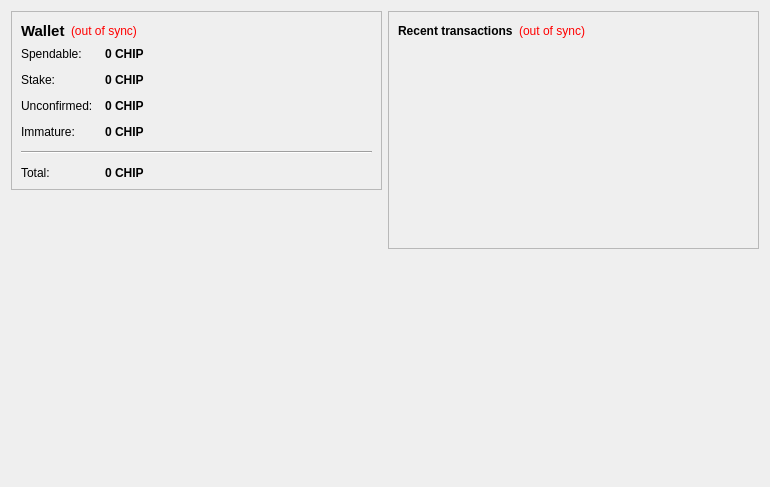
Above: src/qt/forms/overviewpage.ui from BlockPioneers/chipcoin_old_x11_pos before the change. Below: the same form after it.
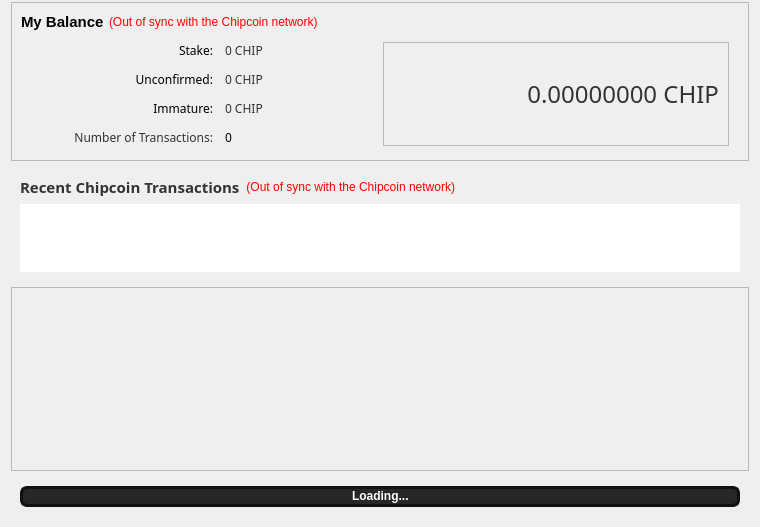
That is the form after the change. Custom widgets are drawn as their Qt base class.

Patch:
```diff
--- a/src/qt/forms/overviewpage.ui
+++ b/src/qt/forms/overviewpage.ui
@@ -6,72 +6,90 @@
    <rect>
     <x>0</x>
     <y>0</y>
-    <width>770</width>
-    <height>487</height>
+    <width>760</width>
+    <height>397</height>
    </rect>
   </property>
   <property name="windowTitle">
    <string>Form</string>
   </property>
-  <layout class="QHBoxLayout" name="horizontalLayout" stretch="1,1">
+  <layout class="QVBoxLayout" name="verticalLayout_5" stretch="0,1,0">
+   <property name="topMargin">
+    <number>2</number>
+   </property>
    <item>
-    <layout class="QVBoxLayout" name="verticalLayout_2">
-     <item>
-      <widget class="QFrame" name="frame">
-       <property name="frameShape">
-        <enum>QFrame::StyledPanel</enum>
-       </property>
-       <property name="frameShadow">
-        <enum>QFrame::Raised</enum>
-       </property>
-       <layout class="QVBoxLayout" name="verticalLayout_4">
+    <widget class="QFrame" name="frameTop">
+     <property name="frameShape">
+      <enum>QFrame::StyledPanel</enum>
+     </property>
+     <property name="frameShadow">
+      <enum>QFrame::Raised</enum>
+     </property>
+     <layout class="QVBoxLayout" name="verticalLayout_4">
+      <property name="spacing">
+       <number>5</number>
+      </property>
+      <item>
+       <layout class="QHBoxLayout" name="horizontalLayout_4">
         <item>
-         <layout class="QHBoxLayout" name="horizontalLayout_4">
-          <item>
-           <widget class="QLabel" name="label_5">
-            <property name="font">
-             <font>
-              <pointsize>11</pointsize>
-              <weight>75</weight>
-              <bold>true</bold>
-             </font>
-            </property>
-            <property name="text">
-             <string>Wallet</string>
-            </property>
-           </widget>
-          </item>
-          <item>
-           <widget class="QLabel" name="labelWalletStatus">
-            <property name="toolTip">
-             <string>The displayed information may be out of date. Your wallet automatically synchronizes with the Chipcoin network after a connection is established, but this process has not completed yet.</string>
-            </property>
-            <property name="styleSheet">
-             <string notr="true">QLabel { color: red; }</string>
-            </property>
-            <property name="text">
-             <string notr="true">(out of sync)</string>
-            </property>
-            <property name="alignment">
-             <set>Qt::AlignLeading|Qt::AlignLeft|Qt::AlignVCenter</set>
-            </property>
-           </widget>
-          </item>
-          <item>
-           <spacer name="horizontalSpacer_2">
-            <property name="orientation">
-             <enum>Qt::Horizontal</enum>
-            </property>
-            <property name="sizeHint" stdset="0">
-             <size>
-              <width>40</width>
-              <height>20</height>
-             </size>
-            </property>
-           </spacer>
-          </item>
-         </layout>
+         <widget class="QLabel" name="label_5">
+          <property name="font">
+           <font>
+            <pointsize>11</pointsize>
+            <weight>75</weight>
+            <bold>true</bold>
+           </font>
+          </property>
+          <property name="text">
+           <string>My Balance</string>
+          </property>
+         </widget>
         </item>
+        <item>
+         <widget class="QLabel" name="labelWalletStatus">
+          <property name="toolTip">
+           <string>The displayed information may be out of date. Your wallet automatically synchronizes with the Chipcoin network after a connection is established, but this process has not completed yet.</string>
+          </property>
+          <property name="styleSheet">
+           <string notr="true">QLabel { color: red; }</string>
+          </property>
+          <property name="text">
+           <string notr="true">(Out of sync with the Chipcoin network)</string>
+          </property>
+          <property name="alignment">
+           <set>Qt::AlignLeading|Qt::AlignLeft|Qt::AlignVCenter</set>
+          </property>
+         </widget>
+        </item>
+        <item>
+         <spacer name="horizontalSpacer_2">
+          <property name="orientation">
+           <enum>Qt::Horizontal</enum>
+          </property>
+          <property name="sizeHint" stdset="0">
+           <size>
+            <width>40</width>
+            <height>20</height>
+           </size>
+          </property>
+         </spacer>
+        </item>
+       </layout>
+      </item>
+      <item>
+       <layout class="QHBoxLayout" name="horizontalLayout">
+        <property name="leftMargin">
+         <number>10</number>
+        </property>
+        <property name="topMargin">
+         <number>5</number>
+        </property>
+        <property name="rightMargin">
+         <number>10</number>
+        </property>
+        <property name="bottomMargin">
+         <number>5</number>
+        </property>
         <item>
          <layout class="QFormLayout" name="formLayout_2">
           <property name="fieldGrowthPolicy">
@@ -84,47 +102,43 @@
            <number>12</number>
           </property>
           <item row="0" column="0">
-           <widget class="QLabel" name="label">
-            <property name="text">
-             <string>Spendable:</string>
-            </property>
-           </widget>
-          </item>
-          <item row="0" column="1">
-           <widget class="QLabel" name="labelBalance">
-            <property name="font">
-             <font>
-              <weight>75</weight>
-              <bold>true</bold>
-             </font>
-            </property>
-            <property name="cursor">
-             <cursorShape>IBeamCursor</cursorShape>
-            </property>
-            <property name="toolTip">
-             <string>Your current spendable balance</string>
-            </property>
-            <property name="text">
-             <string notr="true">0 CHIP</string>
-            </property>
-            <property name="textInteractionFlags">
-             <set>Qt::LinksAccessibleByMouse|Qt::TextSelectableByKeyboard|Qt::TextSelectableByMouse</set>
-            </property>
-           </widget>
-          </item>
-          <item row="1" column="0">
            <widget class="QLabel" name="label_6">
+            <property name="sizePolicy">
+             <sizepolicy hsizetype="MinimumExpanding" vsizetype="Preferred">
+              <horstretch>0</horstretch>
+              <verstretch>0</verstretch>
+             </sizepolicy>
+            </property>
+            <property name="minimumSize">
+             <size>
+              <width>182</width>
+              <height>0</height>
+             </size>
+            </property>
+            <property name="baseSize">
+             <size>
+              <width>80</width>
+              <height>0</height>
+             </size>
+            </property>
+            <property name="font">
+             <font>
+              <family>Sans</family>
+             </font>
+            </property>
             <property name="text">
              <string>Stake:</string>
             </property>
+            <property name="alignment">
+             <set>Qt::AlignRight|Qt::AlignTrailing|Qt::AlignVCenter</set>
+            </property>
            </widget>
           </item>
-          <item row="1" column="1">
+          <item row="0" column="1">
            <widget class="QLabel" name="labelStake">
             <property name="font">
              <font>
-              <weight>75</weight>
-              <bold>true</bold>
+              <family>Sans</family>
              </font>
             </property>
             <property name="cursor">
@@ -134,26 +148,51 @@
              <string>Total of coins that was staked, and do not yet count toward the current balance</string>
             </property>
             <property name="text">
-             <string notr="true">0 CHIP</string>
+             <string notr="true">&lt;html&gt;&lt;head/&gt;&lt;body&gt;&lt;p&gt;&lt;span style=&quot; color:#333333;&quot;&gt;0 CHIP&lt;/span&gt;&lt;/p&gt;&lt;/body&gt;&lt;/html&gt;</string>
             </property>
             <property name="textInteractionFlags">
              <set>Qt::LinksAccessibleByMouse|Qt::TextSelectableByKeyboard|Qt::TextSelectableByMouse</set>
             </property>
            </widget>
           </item>
-          <item row="2" column="0">
+          <item row="1" column="0">
            <widget class="QLabel" name="label_3">
+            <property name="sizePolicy">
+             <sizepolicy hsizetype="MinimumExpanding" vsizetype="Preferred">
+              <horstretch>0</horstretch>
+              <verstretch>0</verstretch>
+             </sizepolicy>
+            </property>
+            <property name="minimumSize">
+             <size>
+              <width>182</width>
+              <height>0</height>
+             </size>
+            </property>
+            <property name="baseSize">
+             <size>
+              <width>80</width>
+              <height>0</height>
+             </size>
+            </property>
+            <property name="font">
+             <font>
+              <family>Sans</family>
+             </font>
+            </property>
             <property name="text">
              <string>Unconfirmed:</string>
             </property>
+            <property name="alignment">
+             <set>Qt::AlignRight|Qt::AlignTrailing|Qt::AlignVCenter</set>
+            </property>
            </widget>
           </item>
-          <item row="2" column="1">
+          <item row="1" column="1">
            <widget class="QLabel" name="labelUnconfirmed">
             <property name="font">
              <font>
-              <weight>75</weight>
-              <bold>true</bold>
+              <family>Sans</family>
              </font>
             </property>
             <property name="cursor">
@@ -163,59 +202,93 @@
              <string>Total of transactions that have yet to be confirmed, and do not yet count toward the current balance</string>
             </property>
             <property name="text">
-             <string notr="true">0 CHIP</string>
+             <string notr="true">&lt;html&gt;&lt;head/&gt;&lt;body&gt;&lt;p&gt;&lt;span style=&quot; color:#333333;&quot;&gt;0 CHIP&lt;/span&gt;&lt;/p&gt;&lt;/body&gt;&lt;/html&gt;</string>
             </property>
             <property name="textInteractionFlags">
              <set>Qt::LinksAccessibleByMouse|Qt::TextSelectableByKeyboard|Qt::TextSelectableByMouse</set>
             </property>
            </widget>
           </item>
-          <item row="3" column="0">
+          <item row="2" column="0">
            <widget class="QLabel" name="labelImmatureText">
+            <property name="sizePolicy">
+             <sizepolicy hsizetype="MinimumExpanding" vsizetype="Preferred">
+              <horstretch>0</horstretch>
+              <verstretch>0</verstretch>
+             </sizepolicy>
+            </property>
+            <property name="minimumSize">
+             <size>
+              <width>182</width>
+              <height>0</height>
+             </size>
+            </property>
+            <property name="baseSize">
+             <size>
+              <width>80</width>
+              <height>0</height>
+             </size>
+            </property>
+            <property name="font">
+             <font>
+              <family>Sans</family>
+             </font>
+            </property>
+            <property name="layoutDirection">
+             <enum>Qt::RightToLeft</enum>
+            </property>
             <property name="text">
              <string>Immature:</string>
             </property>
+            <property name="alignment">
+             <set>Qt::AlignRight|Qt::AlignTrailing|Qt::AlignVCenter</set>
+            </property>
            </widget>
           </item>
-          <item row="3" column="1">
+          <item row="2" column="1">
            <widget class="QLabel" name="labelImmature">
             <property name="font">
              <font>
-              <weight>75</weight>
-              <bold>true</bold>
+              <family>Sans</family>
              </font>
             </property>
             <property name="toolTip">
              <string>Mined balance that has not yet matured</string>
             </property>
             <property name="text">
-             <string notr="true">0 CHIP</string>
+             <string notr="true">&lt;html&gt;&lt;head/&gt;&lt;body&gt;&lt;p&gt;&lt;span style=&quot; color:#333333;&quot;&gt;0 CHIP&lt;/span&gt;&lt;/p&gt;&lt;/body&gt;&lt;/html&gt;</string>
             </property>
             <property name="textInteractionFlags">
              <set>Qt::LinksAccessibleByMouse|Qt::TextSelectableByKeyboard|Qt::TextSelectableByMouse</set>
             </property>
            </widget>
           </item>
-          <item row="4" column="0" colspan="2">
-           <widget class="Line" name="line">
-            <property name="orientation">
-             <enum>Qt::Horizontal</enum>
+          <item row="3" column="0">
+           <widget class="QLabel" name="label_2">
+            <property name="minimumSize">
+             <size>
+              <width>182</width>
+              <height>0</height>
+             </size>
             </property>
-           </widget>
-          </item>
-          <item row="5" column="0">
-           <widget class="QLabel" name="labelTotalText">
+            <property name="font">
+             <font>
+              <family>Sans</family>
+             </font>
+            </property>
             <property name="text">
-             <string>Total:</string>
+             <string>&lt;html&gt;&lt;head/&gt;&lt;body&gt;&lt;p&gt;&lt;span style=&quot; color:#333333;&quot;&gt;Number of Transactions:&lt;/span&gt;&lt;/p&gt;&lt;/body&gt;&lt;/html&gt;</string>
+            </property>
+			<property name="alignment">
+             <set>Qt::AlignRight|Qt::AlignTrailing|Qt::AlignVCenter</set>
             </property>
            </widget>
           </item>
-          <item row="5" column="1">
-           <widget class="QLabel" name="labelTotal">
+          <item row="3" column="1">
+           <widget class="QLabel" name="labelNumTransactions">
             <property name="font">
              <font>
-              <weight>75</weight>
-              <bold>true</bold>
+              <family>Sans</family>
              </font>
             </property>
             <property name="cursor">
@@ -225,44 +298,77 @@
              <string>Your current total balance</string>
             </property>
             <property name="text">
-             <string notr="true">0 CHIP</string>
-            </property>
-            <property name="textInteractionFlags">
-             <set>Qt::LinksAccessibleByMouse|Qt::TextSelectableByKeyboard|Qt::TextSelectableByMouse</set>
+             <string notr="true">0</string>
             </property>
            </widget>
           </item>
          </layout>
         </item>
+        <item>
+         <widget class="QFrame" name="frame_3">
+          <property name="frameShape">
+           <enum>QFrame::StyledPanel</enum>
+          </property>
+          <property name="frameShadow">
+           <enum>QFrame::Plain</enum>
+          </property>
+          <property name="lineWidth">
+           <number>1</number>
+          </property>
+          <layout class="QVBoxLayout" name="verticalLayout_6">
+           <item>
+            <widget class="QLabel" name="labelBalance">
+             <property name="sizePolicy">
+              <sizepolicy hsizetype="Expanding" vsizetype="Preferred">
+               <horstretch>0</horstretch>
+               <verstretch>0</verstretch>
+              </sizepolicy>
+             </property>
+             <property name="minimumSize">
+              <size>
+               <width>200</width>
+               <height>30</height>
+              </size>
+             </property>
+             <property name="font">
+              <font>
+               <family>Sans</family>
+               <pointsize>18</pointsize>
+               <weight>50</weight>
+               <bold>false</bold>
+              </font>
+             </property>
+             <property name="cursor">
+              <cursorShape>IBeamCursor</cursorShape>
+             </property>
+             <property name="toolTip">
+              <string>Your current balance</string>
+             </property>
+             <property name="text">
+              <string notr="true">&lt;html&gt;&lt;head/&gt;&lt;body&gt;&lt;p&gt;&lt;span style=&quot; color:#333333;&quot;&gt;0.00000000 CHIP&lt;/span&gt;&lt;/p&gt;&lt;/body&gt;&lt;/html&gt;</string>
+             </property>
+             <property name="alignment">
+              <set>Qt::AlignRight|Qt::AlignTrailing|Qt::AlignVCenter</set>
+             </property>
+             <property name="textInteractionFlags">
+              <set>Qt::LinksAccessibleByMouse|Qt::TextSelectableByKeyboard|Qt::TextSelectableByMouse</set>
+             </property>
+            </widget>
+           </item>
+          </layout>
+         </widget>
+        </item>
        </layout>
-      </widget>
-     </item>
-     <item>
-      <spacer name="verticalSpacer">
-       <property name="orientation">
-        <enum>Qt::Vertical</enum>
-       </property>
-       <property name="sizeHint" stdset="0">
-        <size>
-         <width>20</width>
-         <height>40</height>
-        </size>
-       </property>
-      </spacer>
-     </item>
-     <item>
-      <widget class="QLabel" name="label_2">
-       
-      </widget>
-     </item>
-    </layout>
+      </item>
+     </layout>
+    </widget>
    </item>
    <item>
     <layout class="QVBoxLayout" name="verticalLayout_3">
      <item>
       <widget class="QFrame" name="frame_2">
        <property name="frameShape">
-        <enum>QFrame::StyledPanel</enum>
+        <enum>QFrame::NoFrame</enum>
        </property>
        <property name="frameShadow">
         <enum>QFrame::Raised</enum>
@@ -272,8 +378,16 @@
          <layout class="QHBoxLayout" name="horizontalLayout_2">
           <item>
            <widget class="QLabel" name="label_4">
+            <property name="font">
+             <font>
+              <family>Sans</family>
+              <pointsize>11</pointsize>
+			  <weight>75</weight>
+			  <bold>true</bold>
+             </font>
+            </property>
             <property name="text">
-             <string>&lt;b&gt;Recent transactions&lt;/b&gt;</string>
+             <string>&lt;html&gt;&lt;head/&gt;&lt;body&gt;&lt;p&gt;&lt;span style=&quot; font-size:11pt; color:#333333;&quot;&gt;Recent Chipcoin Transactions&lt;/span&gt;&lt;/p&gt;&lt;/body&gt;&lt;/html&gt;</string>
             </property>
            </widget>
           </item>
@@ -286,7 +400,7 @@
              <string notr="true">QLabel { color: red; }</string>
             </property>
             <property name="text">
-             <string notr="true">(out of sync)</string>
+             <string notr="true">(Out of sync with the Chipcoin network)</string>
             </property>
             <property name="alignment">
              <set>Qt::AlignRight|Qt::AlignTrailing|Qt::AlignVCenter</set>
@@ -311,7 +425,7 @@
         <item>
          <widget class="QListView" name="listTransactions">
           <property name="styleSheet">
-           <string notr="true">QListView { background: transparent; }</string>
+           <string notr="true"/>
           </property>
           <property name="frameShape">
            <enum>QFrame::NoFrame</enum>
@@ -345,8 +459,118 @@
      </item>
     </layout>
    </item>
+
+   <item>
+        <widget class="QFrame" name="diffplotframe">
+         <property name="frameShape">
+          <enum>QFrame::StyledPanel</enum>
+         </property>
+         <property name="frameShadow">
+          <enum>QFrame::Raised</enum>
+         </property>
+         <layout class="QVBoxLayout" name="verticalLayout_3_1">
+          <property name="leftMargin">
+           <number>1</number>
+          </property>
+          <property name="topMargin">
+           <number>1</number>
+          </property>
+          <property name="rightMargin">
+           <number>1</number>
+          </property>
+          <property name="bottomMargin">
+           <number>1</number>
+          </property>
+          <item>
+           <layout class="QHBoxLayout" name="horizontalLayout_3">
+            <item>
+             <widget class="QCustomPlot" name="diffplot" native="true">
+              
+			  <property name="sizePolicy">
+             <sizepolicy hsizetype="MinimumExpanding" vsizetype="Preferred">
+              <horstretch>0</horstretch>
+              <verstretch>0</verstretch>
+             </sizepolicy>
+            </property>
+			  
+			  <property name="minimumSize">
+               <size>
+                <width>0</width>
+                <height>180</height>
+               </size>
+              </property>
+             </widget>
+            </item>
+           </layout>
+          </item>
+         </layout>
+        </widget>
+       </item>
+   
+   <item>
+    <widget class="QFrame" name="frame_3_2">
+     <property name="lineWidth">
+      <number>0</number>
+     </property>
+     <layout class="QVBoxLayout" name="verticalLayout_3_2">
+      <item>
+       <widget class="QProgressBar" name="strengthBar">
+        <property name="font">
+         <font>
+          <weight>75</weight>
+          <bold>true</bold>
+         </font>
+        </property>
+        <property name="toolTip">
+         <string>This is your own estimated network weight. </string>
+        </property>
+        <property name="statusTip">
+         <string/>
+        </property>
+        <property name="styleSheet">
+         <string notr="true">
+QProgressBar {
+     border: 3px solid #111111;
+     border-radius: 7px;
+  	background-color: #272727;
+	text-align: center;
+	color: #ffffff;
+	height: 15px;
+ }
+
+ QProgressBar::chunk {
+	background: rgb(204,70,62);
+     width: 5px;
+ }</string>
+        </property>
+        <property name="value">
+         <number>0</number>
+        </property>
+        <property name="invertedAppearance">
+         <bool>false</bool>
+        </property>
+        <property name="format">
+         <string>Loading...</string>
+        </property>
+       </widget>
+      </item>
+     </layout>
+    </widget>
+   </item>
+
+    
   </layout>
  </widget>
+ 
+ <customwidgets>
+  <customwidget>
+   <class>QCustomPlot</class>
+   <extends>QWidget</extends>
+   <header>qt/qcustomplot.h</header>
+   <container>1</container>
+  </customwidget>
+ </customwidgets>
+ 
  <resources/>
  <connections/>
 </ui>
```
Left out of the diff: 9 changed lines with no effect on the pictures.
